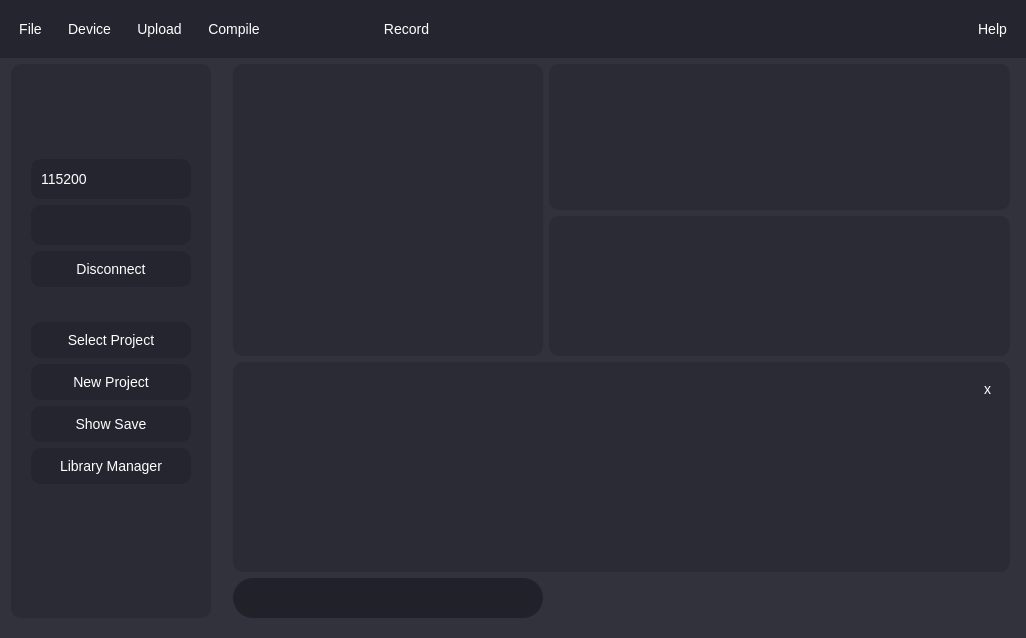
Qt form Ui/GraphingUi.ui (OrionAerospaceYT/SideKick) before a commit.
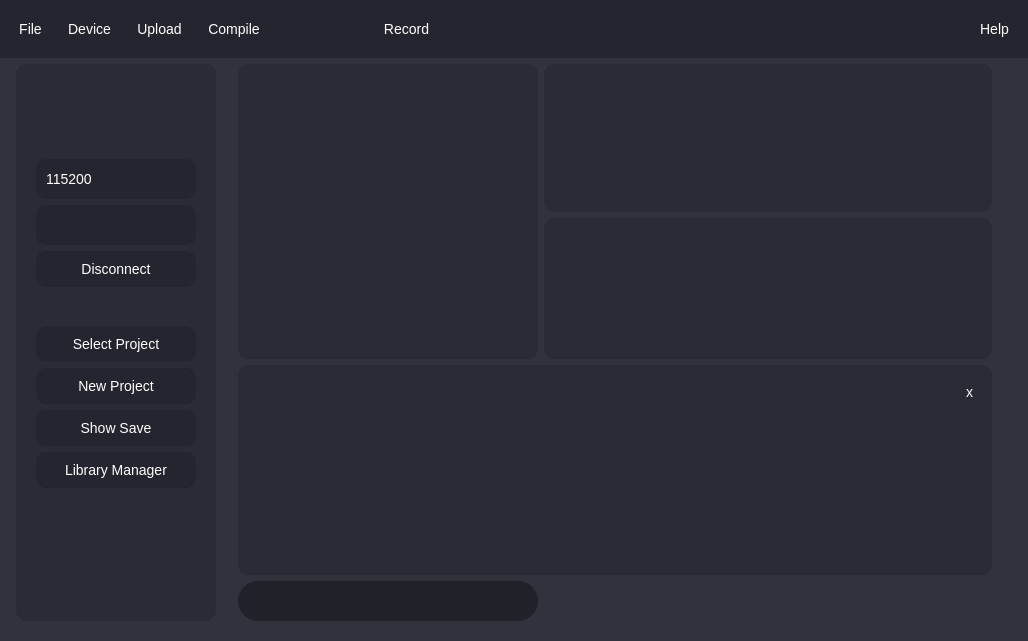
The same form after that commit. Icons and pictures are not drawn.

Diff of the .ui file:
```diff
--- a/Ui/GraphingUi.ui
+++ b/Ui/GraphingUi.ui
@@ -6,8 +6,8 @@
    <rect>
     <x>0</x>
     <y>0</y>
-    <width>1026</width>
-    <height>638</height>
+    <width>1028</width>
+    <height>641</height>
    </rect>
   </property>
   <property name="acceptDrops">
@@ -553,7 +553,7 @@
 
 /*Label Styling*/
 QLabel {
-  font-size: 20px;
+  font-size: 15px;
   font-weight: bold;
   padding-left: 6px;
 }
@@ -676,6 +676,22 @@
            </property>
           </widget>
          </item>
+         <item>
+          <spacer name="verticalSpacer_2">
+           <property name="orientation">
+            <enum>Qt::Vertical</enum>
+           </property>
+           <property name="sizeType">
+            <enum>QSizePolicy::Minimum</enum>
+           </property>
+           <property name="sizeHint" stdset="0">
+            <size>
+             <width>20</width>
+             <height>10</height>
+            </size>
+           </property>
+          </spacer>
+         </item>
          <item>
           <widget class="QPushButton" name="select_project">
            <property name="text">
@@ -742,7 +758,7 @@
         </property>
         <property name="sizeHint" stdset="0">
          <size>
-          <width>10</width>
+          <width>30</width>
           <height>20</height>
          </size>
         </property>
@@ -774,7 +790,7 @@
         </property>
         <property name="sizeHint" stdset="0">
          <size>
-          <width>5</width>
+          <width>10</width>
           <height>20</height>
          </size>
         </property>
```
